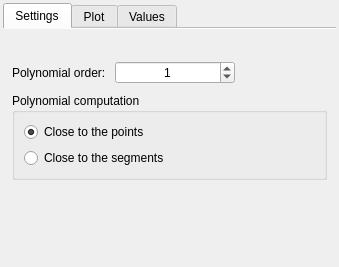
The window that DataPlot/polynomialmodelwidget.ui (AdelKS/ZeGrapher) describes before a commit, drawn with Qt 5.
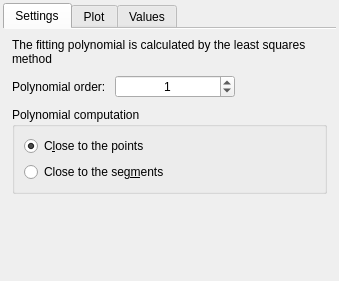
The same window after the commit.

The edit to the form file:
```diff
--- a/DataPlot/polynomialmodelwidget.ui
+++ b/DataPlot/polynomialmodelwidget.ui
@@ -7,7 +7,7 @@
     <x>0</x>
     <y>0</y>
     <width>339</width>
-    <height>267</height>
+    <height>281</height>
    </rect>
   </property>
   <property name="sizePolicy">
@@ -63,7 +63,10 @@
        <item>
         <widget class="QLabel" name="description">
          <property name="text">
-          <string/>
+          <string>The fitting polynomial is calculated by the least squares method</string>
+         </property>
+         <property name="wordWrap">
+          <bool>true</bool>
          </property>
         </widget>
        </item>
@@ -137,7 +140,7 @@
           <item>
            <widget class="QRadioButton" name="approachPoints">
             <property name="text">
-             <string>Close to the points</string>
+             <string>C&amp;lose to the points</string>
             </property>
             <property name="checked">
              <bool>true</bool>
@@ -147,7 +150,7 @@
           <item>
            <widget class="QRadioButton" name="approachSegments">
             <property name="text">
-             <string>Close to the segments</string>
+             <string>Close to the seg&amp;ments</string>
             </property>
            </widget>
           </item>
```
Left out of the diff: 9 changed lines with no effect on the pictures.
